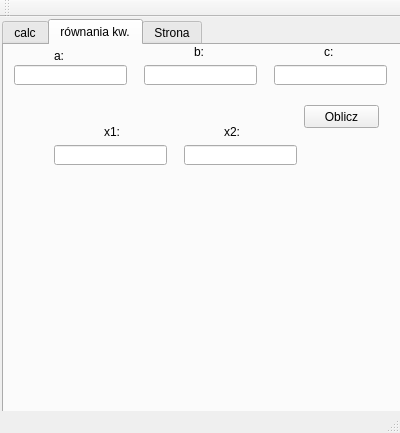
This is liczydlo/mainwindow.ui in domi-nika60/Liczydlo-naukowe as Qt 5 draws it before an edit. The edited form follows.
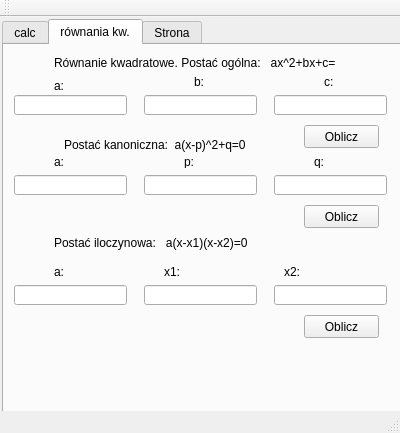
This is the edited form. The open tabs and pages were chosen to show the change.

```diff
--- a/liczydlo/mainwindow.ui
+++ b/liczydlo/mainwindow.ui
@@ -459,7 +459,7 @@
       <property name="geometry">
        <rect>
         <x>10</x>
-        <y>20</y>
+        <y>50</y>
         <width>113</width>
         <height>20</height>
        </rect>
@@ -469,7 +469,7 @@
       <property name="geometry">
        <rect>
         <x>140</x>
-        <y>20</y>
+        <y>50</y>
         <width>113</width>
         <height>20</height>
        </rect>
@@ -479,7 +479,7 @@
       <property name="geometry">
        <rect>
         <x>270</x>
-        <y>20</y>
+        <y>50</y>
         <width>113</width>
         <height>20</height>
        </rect>
@@ -489,7 +489,7 @@
       <property name="geometry">
        <rect>
         <x>300</x>
-        <y>60</y>
+        <y>80</y>
         <width>75</width>
         <height>23</height>
        </rect>
@@ -502,7 +502,7 @@
       <property name="geometry">
        <rect>
         <x>50</x>
-        <y>0</y>
+        <y>30</y>
         <width>21</width>
         <height>21</height>
        </rect>
@@ -514,8 +514,8 @@
      <widget class="QLineEdit" name="kwadrat_x1">
       <property name="geometry">
        <rect>
-        <x>50</x>
-        <y>100</y>
+        <x>140</x>
+        <y>240</y>
         <width>113</width>
         <height>20</height>
        </rect>
@@ -524,8 +524,8 @@
      <widget class="QLineEdit" name="kwadrat_x2">
       <property name="geometry">
        <rect>
-        <x>180</x>
-        <y>100</y>
+        <x>270</x>
+        <y>240</y>
         <width>113</width>
         <height>20</height>
        </rect>
@@ -535,7 +535,7 @@
       <property name="geometry">
        <rect>
         <x>190</x>
-        <y>0</y>
+        <y>30</y>
         <width>47</width>
         <height>13</height>
        </rect>
@@ -548,7 +548,7 @@
       <property name="geometry">
        <rect>
         <x>320</x>
-        <y>0</y>
+        <y>30</y>
         <width>47</width>
         <height>13</height>
        </rect>
@@ -560,8 +560,8 @@
      <widget class="QLabel" name="label_4">
       <property name="geometry">
        <rect>
-        <x>100</x>
-        <y>80</y>
+        <x>160</x>
+        <y>220</y>
         <width>47</width>
         <height>13</height>
        </rect>
@@ -573,8 +573,8 @@
      <widget class="QLabel" name="label_5">
       <property name="geometry">
        <rect>
-        <x>220</x>
-        <y>80</y>
+        <x>280</x>
+        <y>220</y>
         <width>47</width>
         <height>13</height>
        </rect>
@@ -583,6 +583,163 @@
        <string>x2:</string>
       </property>
      </widget>
+     <widget class="QLabel" name="label_6">
+      <property name="geometry">
+       <rect>
+        <x>50</x>
+        <y>10</y>
+        <width>281</width>
+        <height>16</height>
+       </rect>
+      </property>
+      <property name="text">
+       <string>Równanie kwadratowe. Postać ogólna:   ax^2+bx+c=0</string>
+      </property>
+     </widget>
+     <widget class="QLabel" name="label_7">
+      <property name="geometry">
+       <rect>
+        <x>60</x>
+        <y>90</y>
+        <width>211</width>
+        <height>20</height>
+       </rect>
+      </property>
+      <property name="text">
+       <string>Postać kanoniczna:  a(x-p)^2+q=0</string>
+      </property>
+     </widget>
+     <widget class="QLineEdit" name="kwadratkan_a">
+      <property name="geometry">
+       <rect>
+        <x>10</x>
+        <y>130</y>
+        <width>113</width>
+        <height>20</height>
+       </rect>
+      </property>
+     </widget>
+     <widget class="QLineEdit" name="kwadratkan_p">
+      <property name="geometry">
+       <rect>
+        <x>140</x>
+        <y>130</y>
+        <width>113</width>
+        <height>20</height>
+       </rect>
+      </property>
+     </widget>
+     <widget class="QLineEdit" name="kwadratkan_q">
+      <property name="geometry">
+       <rect>
+        <x>270</x>
+        <y>130</y>
+        <width>113</width>
+        <height>20</height>
+       </rect>
+      </property>
+     </widget>
+     <widget class="QLabel" name="label_8">
+      <property name="geometry">
+       <rect>
+        <x>50</x>
+        <y>110</y>
+        <width>47</width>
+        <height>13</height>
+       </rect>
+      </property>
+      <property name="text">
+       <string>a:</string>
+      </property>
+     </widget>
+     <widget class="QLabel" name="label_9">
+      <property name="geometry">
+       <rect>
+        <x>180</x>
+        <y>110</y>
+        <width>47</width>
+        <height>13</height>
+       </rect>
+      </property>
+      <property name="text">
+       <string>p:</string>
+      </property>
+     </widget>
+     <widget class="QLabel" name="label_10">
+      <property name="geometry">
+       <rect>
+        <x>310</x>
+        <y>110</y>
+        <width>47</width>
+        <height>13</height>
+       </rect>
+      </property>
+      <property name="text">
+       <string>q:</string>
+      </property>
+     </widget>
+     <widget class="QPushButton" name="kwadratkan_oblicz">
+      <property name="geometry">
+       <rect>
+        <x>300</x>
+        <y>160</y>
+        <width>75</width>
+        <height>23</height>
+       </rect>
+      </property>
+      <property name="text">
+       <string>Oblicz</string>
+      </property>
+     </widget>
+     <widget class="QLabel" name="label_11">
+      <property name="geometry">
+       <rect>
+        <x>50</x>
+        <y>190</y>
+        <width>201</width>
+        <height>16</height>
+       </rect>
+      </property>
+      <property name="text">
+       <string>Postać iloczynowa:   a(x-x1)(x-x2)=0</string>
+      </property>
+     </widget>
+     <widget class="QLineEdit" name="kwadratil_a">
+      <property name="geometry">
+       <rect>
+        <x>10</x>
+        <y>240</y>
+        <width>113</width>
+        <height>20</height>
+       </rect>
+      </property>
+     </widget>
+     <widget class="QLabel" name="label_12">
+      <property name="geometry">
+       <rect>
+        <x>50</x>
+        <y>220</y>
+        <width>47</width>
+        <height>13</height>
+       </rect>
+      </property>
+      <property name="text">
+       <string>a:</string>
+      </property>
+     </widget>
+     <widget class="QPushButton" name="kwadratil_oblicz">
+      <property name="geometry">
+       <rect>
+        <x>300</x>
+        <y>270</y>
+        <width>75</width>
+        <height>23</height>
+       </rect>
+      </property>
+      <property name="text">
+       <string>Oblicz</string>
+      </property>
+     </widget>
     </widget>
     <widget class="QWidget" name="Wykres">
      <attribute name="title">
```
Left out of the diff: 2 changed lines with no effect on the pictures.
